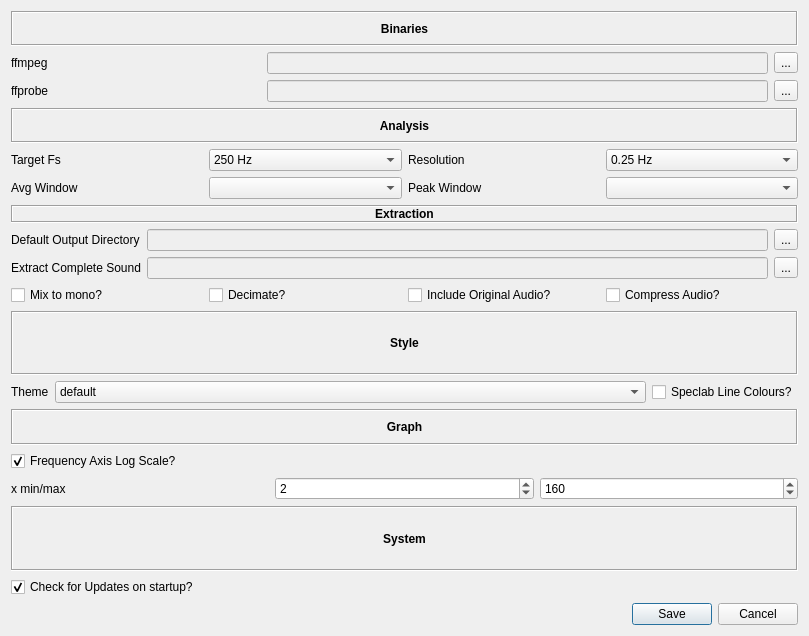
Before: the Qt Designer form src/main/python/ui/preferences.ui in 3ll3d00d/beqdesigner, drawn with Qt 5.
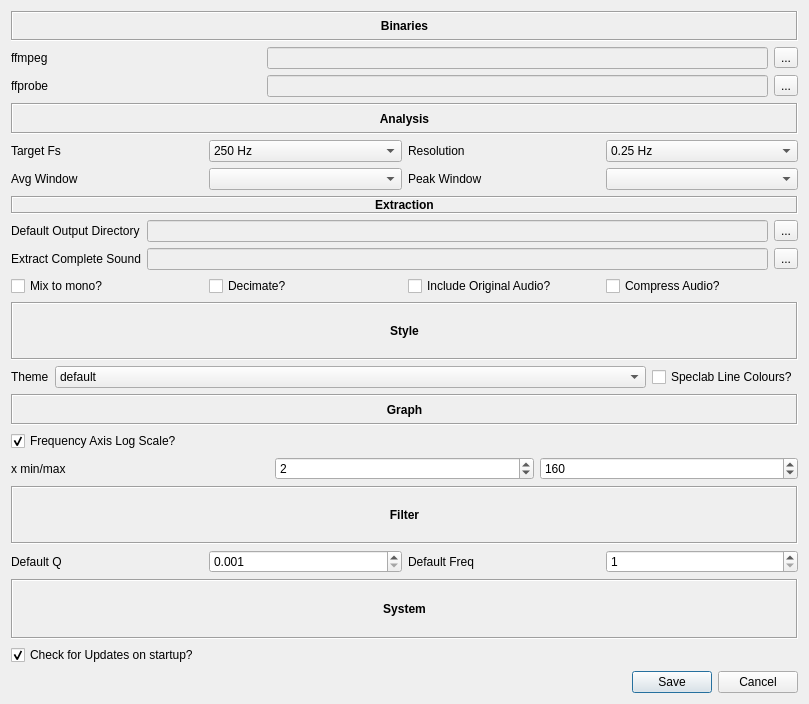
After: the same form once the commit is applied.

Commit message: make freq and q user preferences and provide an easy way to add more or move to edit mode #143

```diff
--- a/src/main/python/ui/preferences.ui
+++ b/src/main/python/ui/preferences.ui
@@ -7,7 +7,7 @@
     <x>0</x>
     <y>0</y>
     <width>809</width>
-    <height>636</height>
+    <height>704</height>
    </rect>
   </property>
   <property name="windowTitle">
@@ -429,7 +429,70 @@
       </layout>
      </item>
      <item>
-      <layout class="QGridLayout" name="systemLayout">
+      <layout class="QGridLayout" name="filterPane">
+       <item row="1" column="2">
+        <widget class="QLabel" name="filterFreqLabel">
+         <property name="text">
+          <string>Default Freq</string>
+         </property>
+        </widget>
+       </item>
+       <item row="1" column="1">
+        <widget class="QDoubleSpinBox" name="filterQ">
+         <property name="decimals">
+          <number>3</number>
+         </property>
+         <property name="minimum">
+          <double>0.001000000000000</double>
+         </property>
+         <property name="singleStep">
+          <double>0.001000000000000</double>
+         </property>
+        </widget>
+       </item>
+       <item row="1" column="0">
+        <widget class="QLabel" name="filterQLabel">
+         <property name="text">
+          <string>Default Q</string>
+         </property>
+        </widget>
+       </item>
+       <item row="1" column="3">
+        <widget class="QSpinBox" name="filterFreq">
+         <property name="minimum">
+          <number>1</number>
+         </property>
+         <property name="maximum">
+          <number>24000</number>
+         </property>
+        </widget>
+       </item>
+       <item row="0" column="0" colspan="4">
+        <widget class="QLabel" name="filterLayoutLabel">
+         <property name="font">
+          <font>
+           <weight>75</weight>
+           <bold>true</bold>
+          </font>
+         </property>
+         <property name="frameShape">
+          <enum>QFrame::Box</enum>
+         </property>
+         <property name="frameShadow">
+          <enum>QFrame::Sunken</enum>
+         </property>
+         <property name="text">
+          <string>Filter</string>
+         </property>
+         <property name="alignment">
+          <set>Qt::AlignCenter</set>
+         </property>
+        </widget>
+       </item>
+      </layout>
+     </item>
+     <item>
+      <layout class="QGridLayout" name="systemPane">
        <item row="0" column="0">
         <widget class="QLabel" name="systemLayoutLabel">
          <property name="font">
```
Left out of the diff: 2 changed lines with no effect on the pictures. The commit also changes 5 other files.
